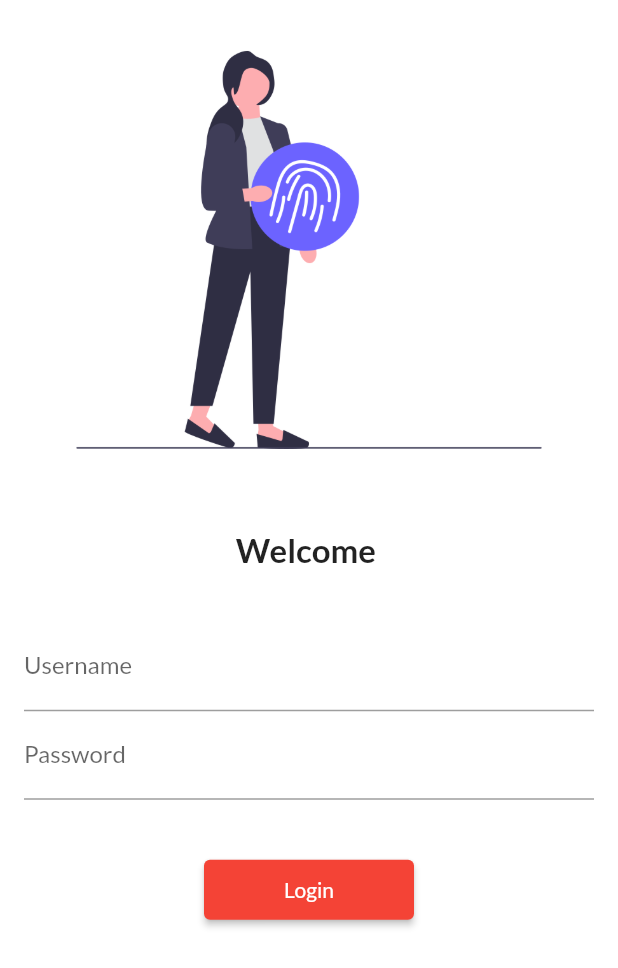
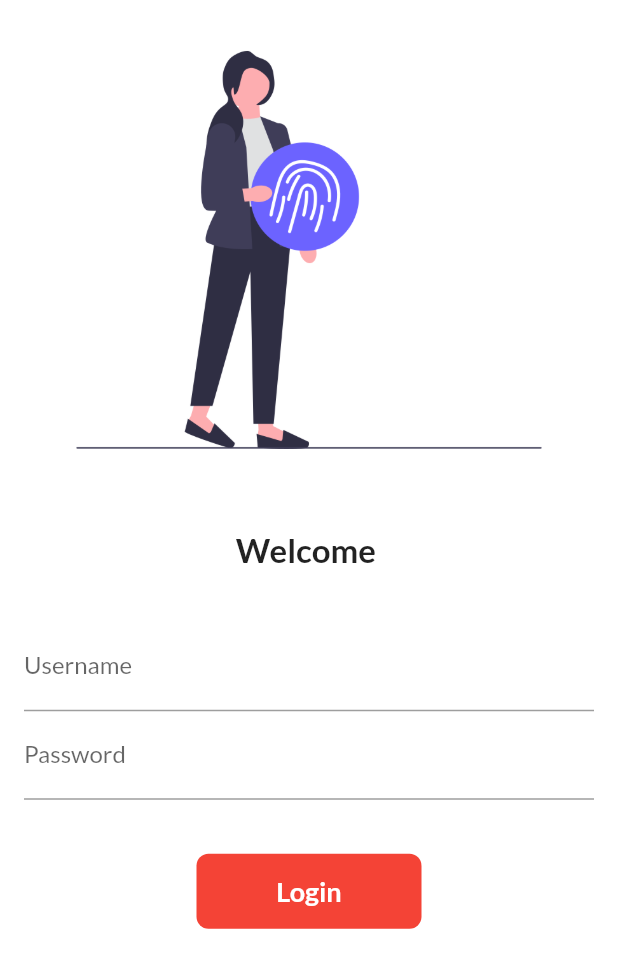
Before and after one commit to vishalkadiya/Flutter-project, a Flutter app: the screen it shows after launch, on a phone screen of 412 x 824 dp. Shown: the top 968 px of the screen. Run offline on Flutter 3.47's test engine with Material 2 defaults, Android fonts, the phone set to English and light mode, and no system bars; our stand-ins replace google_fonts.

Commit message:
Inkwell, button animation , future delayed function day7

```diff
--- a/lib/pages/login_page.dart
+++ b/lib/pages/login_page.dart
@@ -8,6 +8,8 @@ class LoginPage extends StatefulWidget {
 
 class _LoginPageState extends State<LoginPage> {
   String name = "";
+  bool changeButton = false;
+
   @override
   Widget build(BuildContext context) {
     return Material(
@@ -55,15 +57,47 @@ class _LoginPageState extends State<LoginPage> {
               const SizedBox(
                 height: 20,
               ),
-              ElevatedButton(
-                child: const Text("Login"),
-                style: TextButton.styleFrom(
-                  minimumSize: const Size(140, 40),
-                ),
-                onPressed: () {
+              InkWell(
+                onTap: () async {
+                  setState(() {
+                    changeButton = true;
+                  });
+                  await Future.delayed(const Duration(seconds: 1));
                   Navigator.pushNamed(context, MyRoutes.homeRoute);
                 },
+                child: AnimatedContainer(
+                  duration: Duration(seconds: 1),
+                  width: changeButton ? 50 : 150,
+                  height: 50,
+                  alignment: Alignment.center,
+                  decoration: BoxDecoration(
+                    color: Colors.red,
+                    // shape: changeButton ? BoxShape.circle : BoxShape.rectangle,
+                    borderRadius: BorderRadius.circular(changeButton ? 50 : 8),
+                  ),
+                  child: changeButton
+                      ? const Icon(
+                          Icons.done,
+                          color: Colors.white,
+                        )
+                      : const Text(
+                          "Login",
+                          style: TextStyle(
+                              color: Colors.white,
+                              fontWeight: FontWeight.bold,
+                              fontSize: 18),
+                        ),
+                ),
               )
+              // ElevatedButton(
+              //   child: const Text("Login"),
+              //   style: TextButton.styleFrom(
+              //     minimumSize: const Size(140, 40),
+              //   ),
+              //   onPressed: () {
+              //     Navigator.pushNamed(context, MyRoutes.homeRoute);
+              //   },
+              // )
             ],
           ),
         ));
```
